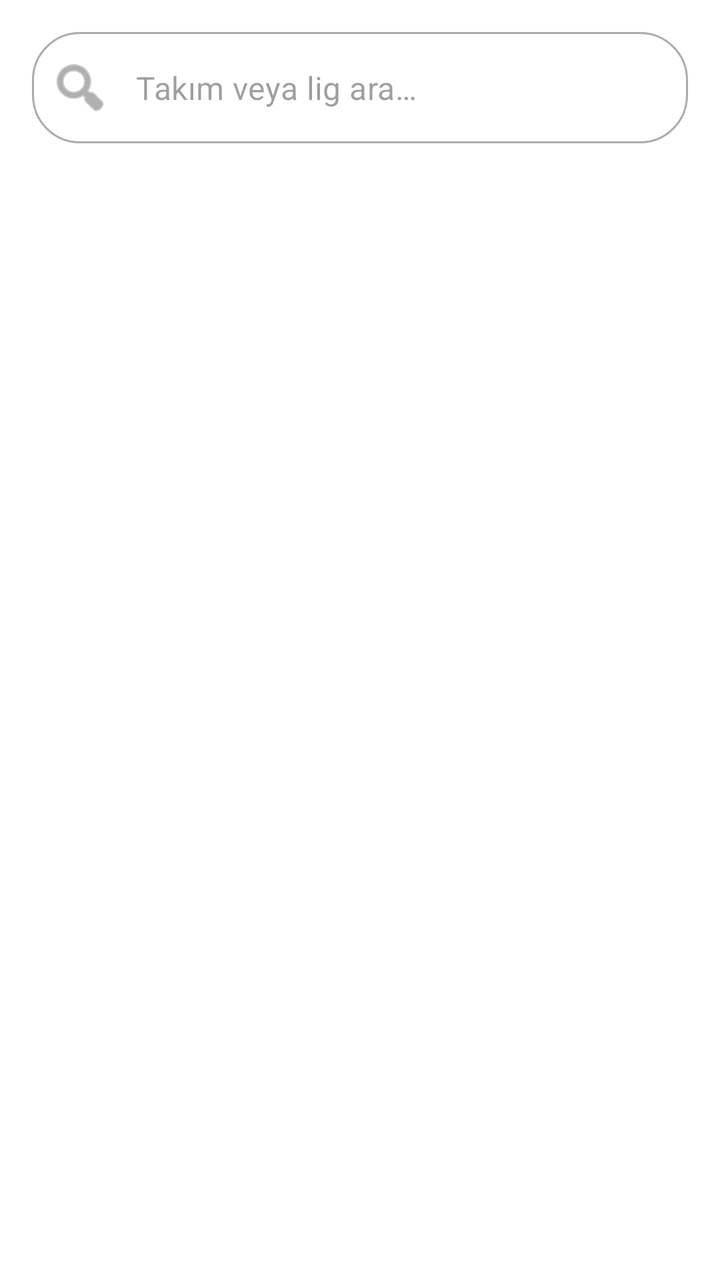
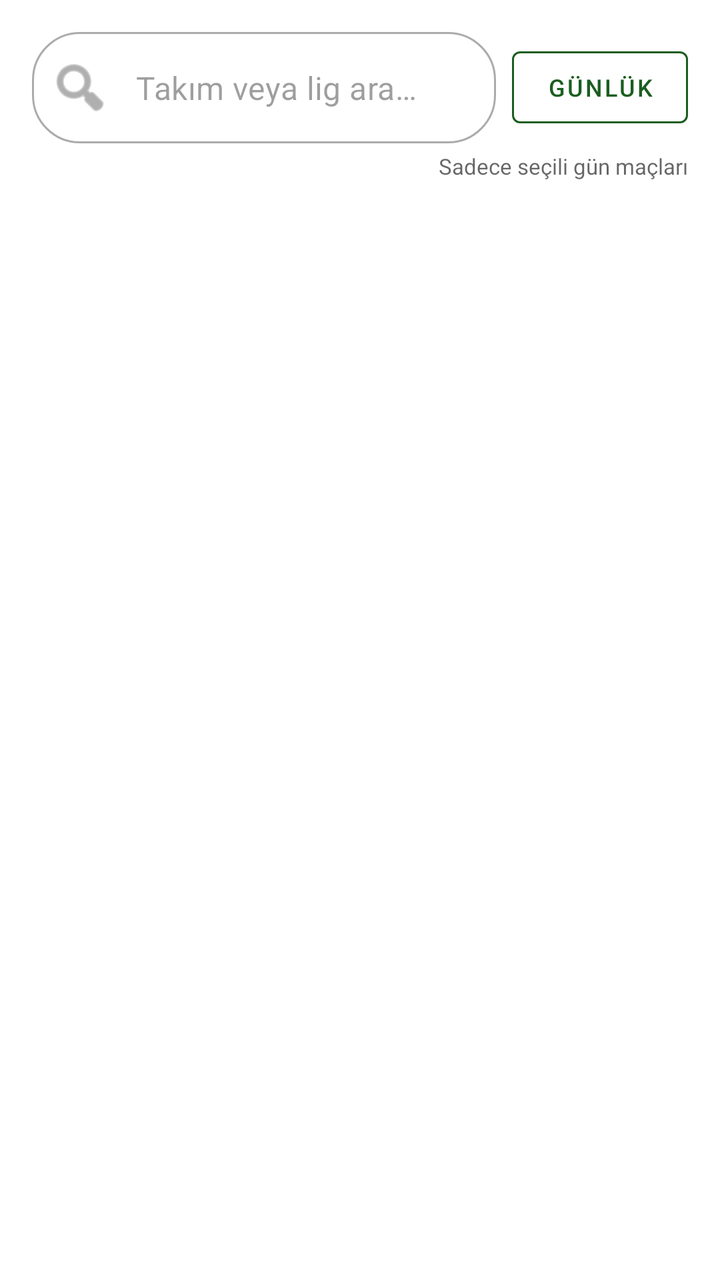

The first picture is an Android layout as it rendered before a commit; the second is the same layout after the commit. The layout source and the unified diff follow.
<!-- AndroidManifest.xml: application theme Theme.Var -->
<!-- res/layout/dialog_search.xml -->
<?xml version="1.0" encoding="utf-8"?>
<LinearLayout
    xmlns:android="http://schemas.android.com/apk/res/android"
    xmlns:app="http://schemas.android.com/apk/res-auto"
    android:layout_width="match_parent"
    android:layout_height="match_parent"
    android:orientation="vertical"
    android:background="?attr/colorSurface"
    android:padding="@dimen/padding_lg">

    
    <com.google.android.material.textfield.TextInputLayout
        android:id="@+id/tilSearch"
        android:layout_width="match_parent"
        android:layout_height="wrap_content"
        app:hintEnabled="false"
        app:boxCornerRadiusTopStart="@dimen/radius_xl"
        app:boxCornerRadiusTopEnd="@dimen/radius_xl"
        app:boxCornerRadiusBottomStart="@dimen/radius_xl"
        app:boxCornerRadiusBottomEnd="@dimen/radius_xl"
        app:boxBackgroundMode="outline"
        app:startIconDrawable="@android:drawable/ic_menu_search"
        style="@style/Widget.MaterialComponents.TextInputLayout.OutlinedBox">

        <com.google.android.material.textfield.TextInputEditText
            android:id="@+id/etSearch"
            android:layout_width="match_parent"
            android:layout_height="wrap_content"
            android:hint="@string/search_hint"
            android:inputType="text"
            android:imeOptions="actionSearch"
            android:maxLines="1" />

    </com.google.android.material.textfield.TextInputLayout>

    
    <com.google.android.material.progressindicator.LinearProgressIndicator
        android:id="@+id/progressBarSearch"
        android:layout_width="match_parent"
        android:layout_height="wrap_content"
        android:layout_marginTop="4dp"
        android:indeterminate="true"
        android:visibility="gone" />

    
    <androidx.recyclerview.widget.RecyclerView
        android:id="@+id/rvSearchResults"
        android:layout_width="match_parent"
        android:layout_height="0dp"
        android:layout_weight="1"
        android:layout_marginTop="@dimen/margin_md"
        android:clipToPadding="false" />

    
    <TextView
        android:id="@+id/tvNoResults"
        android:layout_width="match_parent"
        android:layout_height="0dp"
        android:layout_weight="1"
        android:gravity="center"
        android:text="@string/search_no_results"
        android:textColor="?android:attr/textColorSecondary"
        android:textSize="@dimen/text_subtitle"
        android:visibility="gone" />

</LinearLayout>
<!-- resources referenced by this layout -->
<resources>
  <dimen name="margin_md">16dp</dimen>
  <dimen name="padding_lg">16dp</dimen>
  <dimen name="radius_xl">24dp</dimen>
  <dimen name="text_subtitle">16sp</dimen>
  <string name="search_hint">Takım veya lig ara…</string>
  <string name="search_no_results">Sonuç bulunamadı</string>
  <style name="Theme.Var" parent="Theme.MaterialComponents.DayNight.NoActionBar">
          
          <item name="colorPrimary">@color/primary</item>
          <item name="colorPrimaryVariant">@color/primary_dark</item>
          <item name="colorOnPrimary">@color/on_primary</item>
          
          <item name="colorSecondary">@color/secondary</item>
          <item name="colorSecondaryVariant">@color/secondary_dark</item>
          <item name="colorOnSecondary">@color/on_secondary</item>
          
          <item name="android:colorBackground">@color/background_light</item>
          <item name="colorSurface">@color/surface_light</item>
          
          <item name="android:statusBarColor">@color/primary_dark</item>
          <item name="android:navigationBarColor">@color/surface_light</item>
          
          <item name="android:textColorPrimary">@color/text_primary_light</item>
          <item name="android:textColorSecondary">@color/text_secondary_light</item>
          <item name="android:textColorHint">@color/text_hint_light</item>
          
          <item name="colorOnSurface">@color/text_primary_light</item>
          <item name="colorSurfaceVariant">@color/background_light</item>
          <item name="colorOnSurfaceVariant">@color/text_secondary_light</item>
          <item name="colorOutline">@color/divider_light</item>
          <item name="colorPrimaryContainer">@color/primary_light</item>
          <item name="colorOnPrimaryContainer">@color/on_primary</item>
          <item name="colorSecondaryContainer">@color/secondary_light</item>
          <item name="colorOnSecondaryContainer">@color/on_secondary</item>
      </style>
  <color name="primary">#FF1B5E20</color>
  <color name="primary_dark">#FF0A3D12</color>
  <color name="on_primary">#FFFFFFFF</color>
  <color name="secondary">#FFFFC107</color>
  <color name="secondary_dark">#FFFFA000</color>
  <color name="on_secondary">#FF000000</color>
  <color name="background_light">#FFF5F5F5</color>
  <color name="surface_light">#FFFFFFFF</color>
  <color name="text_primary_light">#DE000000</color>
  <color name="text_secondary_light">#99000000</color>
  <color name="text_hint_light">#61000000</color>
  <color name="divider_light">#1F000000</color>
  <color name="primary_light">#FF2E7D32</color>
  <color name="secondary_light">#FFFFCA28</color>
</resources>

<!-- the commit's change to res/layout/dialog_search.xml (unified diff, before → after) -->
@@ -9,29 +9,62 @@
     android:padding="@dimen/padding_lg">
 
     
-    <com.google.android.material.textfield.TextInputLayout
-        android:id="@+id/tilSearch"
+    <LinearLayout
         android:layout_width="match_parent"
         android:layout_height="wrap_content"
-        app:hintEnabled="false"
-        app:boxCornerRadiusTopStart="@dimen/radius_xl"
-        app:boxCornerRadiusTopEnd="@dimen/radius_xl"
-        app:boxCornerRadiusBottomStart="@dimen/radius_xl"
-        app:boxCornerRadiusBottomEnd="@dimen/radius_xl"
-        app:boxBackgroundMode="outline"
-        app:startIconDrawable="@android:drawable/ic_menu_search"
-        style="@style/Widget.MaterialComponents.TextInputLayout.OutlinedBox">
+        android:orientation="horizontal"
+        android:gravity="center_vertical">
 
-        <com.google.android.material.textfield.TextInputEditText
-            android:id="@+id/etSearch"
-            android:layout_width="match_parent"
+        <com.google.android.material.textfield.TextInputLayout
+            android:id="@+id/tilSearch"
+            android:layout_width="0dp"
             android:layout_height="wrap_content"
-            android:hint="@string/search_hint"
-            android:inputType="text"
-            android:imeOptions="actionSearch"
-            android:maxLines="1" />
+            android:layout_weight="1"
+            app:hintEnabled="false"
+            app:boxCornerRadiusTopStart="@dimen/radius_xl"
+            app:boxCornerRadiusTopEnd="@dimen/radius_xl"
+            app:boxCornerRadiusBottomStart="@dimen/radius_xl"
+            app:boxCornerRadiusBottomEnd="@dimen/radius_xl"
+            app:boxBackgroundMode="outline"
+            app:startIconDrawable="@android:drawable/ic_menu_search"
+            style="@style/Widget.MaterialComponents.TextInputLayout.OutlinedBox">
 
-    </com.google.android.material.textfield.TextInputLayout>
+            <com.google.android.material.textfield.TextInputEditText
+                android:id="@+id/etSearch"
+                android:layout_width="match_parent"
+                android:layout_height="wrap_content"
+                android:hint="@string/search_hint"
+                android:inputType="text"
+                android:imeOptions="actionSearch"
+                android:maxLines="1" />
+
+        </com.google.android.material.textfield.TextInputLayout>
+
+        
+        <com.google.android.material.button.MaterialButton
+            android:id="@+id/btnSearchScope"
+            android:layout_width="wrap_content"
+            android:layout_height="wrap_content"
+            android:layout_marginStart="8dp"
+            android:text="@string/search_scope_daily"
+            android:textSize="12sp"
+            android:paddingStart="10dp"
+            android:paddingEnd="10dp"
+            style="@style/Widget.MaterialComponents.Button.OutlinedButton"
+            app:strokeColor="?attr/colorPrimary" />
+
+    </LinearLayout>
+
+    
+    <TextView
+        android:id="@+id/tvSearchScopeHint"
+        android:layout_width="match_parent"
+        android:layout_height="wrap_content"
+        android:layout_marginTop="4dp"
+        android:text="@string/search_scope_daily_hint"
+        android:textSize="11sp"
+        android:textColor="?android:attr/textColorSecondary"
+        android:gravity="end" />
 
     
     <com.google.android.material.progressindicator.LinearProgressIndicator
@@ -49,7 +82,8 @@
         android:layout_height="0dp"
         android:layout_weight="1"
         android:layout_marginTop="@dimen/margin_md"
-        android:clipToPadding="false" />
+        android:clipToPadding="false"
+        android:visibility="gone" />
 
     
     <TextView
<!-- resource entries referenced after the edit -->
@@ -6,6 +6,8 @@
   <dimen name="text_subtitle">16sp</dimen>
   <string name="search_hint">Takım veya lig ara…</string>
   <string name="search_no_results">Sonuç bulunamadı</string>
+  <string name="search_scope_daily">Günlük</string>
+  <string name="search_scope_daily_hint">Sadece seçili gün maçları</string>
   <style name="Theme.Var" parent="Theme.MaterialComponents.DayNight.NoActionBar">
           
           <item name="colorPrimary">@color/primary</item>
